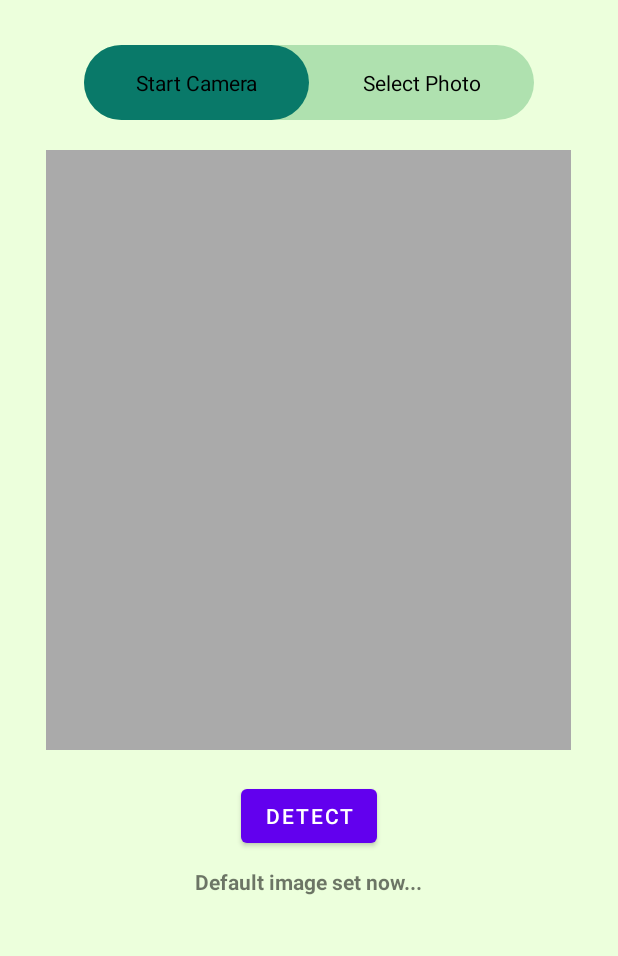
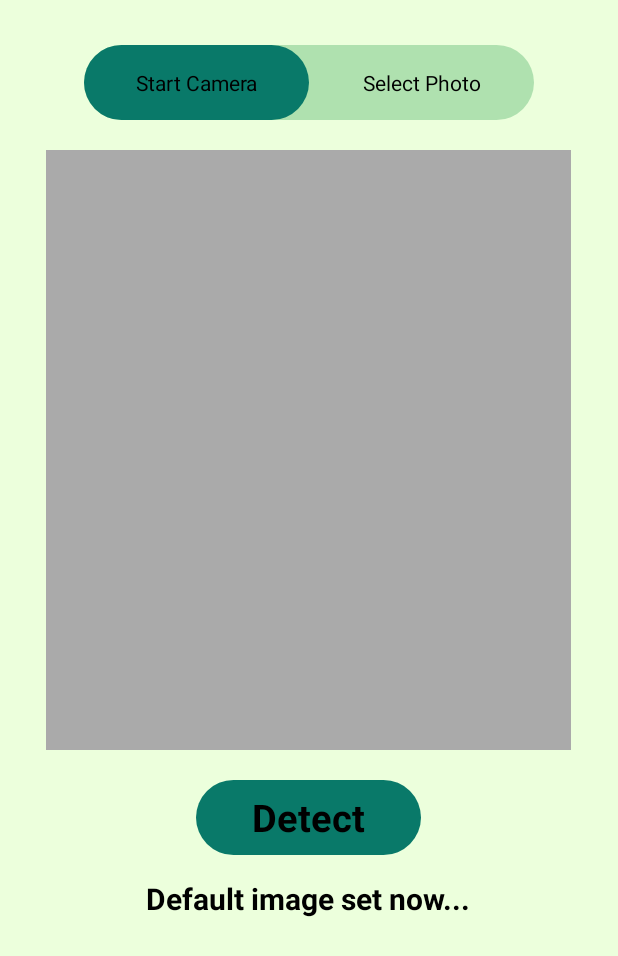
Before and after one commit to HACKATHONPROJECTSCSE/BLACK_CLOVER_KJSCE_HACK7, an Android app: the layout activity_diseases_predictor.xml on its own in the app's theme, with its tools: preview values and no code run, on a phone screen of 412 x 824 dp. Shown: the top 956 px of the screen. Run offline under Robolectric (Android 15) with nearby library versions, the phone set to English and light mode, and no system bars; network calls fail; Roboto replaces fonts that are not available here.

Commit message:
learn more activity -om

```diff
--- a/app/src/main/AndroidManifest.xml
+++ b/app/src/main/AndroidManifest.xml
@@ -15,6 +15,9 @@
         android:supportsRtl="true"
         android:theme="@style/Theme.FarmHelper"
         tools:targetApi="31">
+        <activity
+            android:name=".DiseasesPrediction.LearnMoreActivity"
+            android:exported="false" />
         <activity
             android:name=".Contacts.DashboardContact"
             android:exported="false">
--- a/app/src/main/res/layout/activity_diseases_predictor.xml
+++ b/app/src/main/res/layout/activity_diseases_predictor.xml
@@ -46,12 +46,17 @@
         app:srcCompat="@android:color/darker_gray" />
 
 
-    <Button
+    <TextView
         android:id="@+id/mDetectButton"
-        android:layout_width="wrap_content"
-        android:layout_height="wrap_content"
+        android:layout_width="150dp"
+        android:layout_height="50dp"
         android:layout_below="@id/mPhotoImageView"
+        android:background="@drawable/btn_select"
         android:layout_centerHorizontal="true"
+        android:gravity="center"
+        android:textColor="@color/black"
+        android:textSize="25dp"
+        android:textStyle="bold"
         android:layout_marginTop="20dp"
         android:text="@string/buttonDiagnose"/>
 
@@ -61,9 +66,23 @@
         android:layout_height="wrap_content"
         android:layout_below="@id/mDetectButton"
         android:layout_centerHorizontal="true"
-        android:layout_marginTop="10dp"
+        android:layout_marginTop="15dp"
+        android:textSize="20dp"
         android:text="@string/defaultImage"
+        android:textColor="@color/black"
         android:textAlignment="center"
         android:textStyle="bold">
     </TextView>
+
+    <TextView
+        android:id="@+id/learn_more_tv"
+        android:layout_width="wrap_content"
+        android:layout_height="wrap_content"
+        android:text="Learn more"
+        android:layout_below="@id/mResultTextView"
+        android:layout_centerHorizontal="true"
+        android:textColor="#1E90FF"
+        android:visibility="invisible">
+
+    </TextView>
 </RelativeLayout>
```
Also changed, not shown: app/src/main/java/com/saurabhjadhav/farmhelper/DiseasesPrediction/DiseasesPredictor.kt (+15 -1 lines), app/src/main/java/com/saurabhjadhav/farmhelper/DiseasesPrediction/LearnMoreActivity.java (added, +61 -0 lines), app/src/main/res/layout/activity_learn_more.xml (added, +38 -0 lines).
